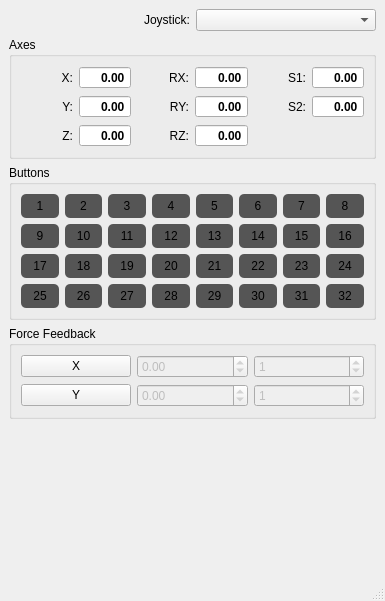
Qt form cpp_libs/SDL2/09_haptic/src/MainWindow.ui (marek-cel/marek-cel) before a commit.
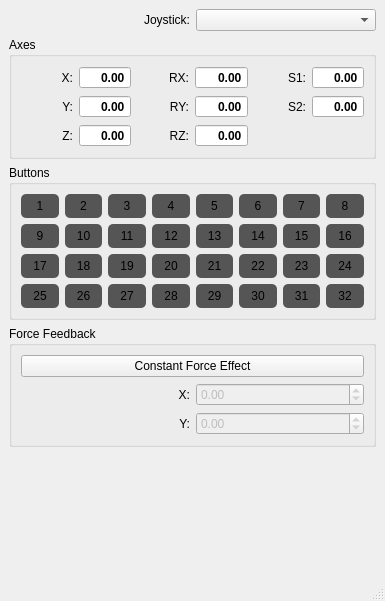
The same form after that commit.

The edit to the form file:
```diff
--- a/cpp_libs/SDL2/09_haptic/src/MainWindow.ui
+++ b/cpp_libs/SDL2/09_haptic/src/MainWindow.ui
@@ -888,62 +888,23 @@
        <string>Force Feedback</string>
       </property>
       <layout class="QGridLayout" name="gridLayout_4">
-       <item row="0" column="0">
-        <widget class="QPushButton" name="pushButtonForceX">
-         <property name="text">
-          <string>X</string>
-         </property>
-         <property name="checkable">
-          <bool>true</bool>
-         </property>
-        </widget>
-       </item>
-       <item row="0" column="1">
-        <widget class="QDoubleSpinBox" name="doubleSpinBoxForceX">
-         <property name="enabled">
-          <bool>false</bool>
-         </property>
-         <property name="minimum">
-          <double>-1.000000000000000</double>
-         </property>
-         <property name="maximum">
-          <double>1.000000000000000</double>
-         </property>
-         <property name="singleStep">
-          <double>0.010000000000000</double>
-         </property>
-        </widget>
-       </item>
-       <item row="0" column="2">
-        <widget class="QDoubleSpinBox" name="doubleSpinBoxForceCoefX">
-         <property name="enabled">
-          <bool>false</bool>
-         </property>
-         <property name="decimals">
-          <number>0</number>
-         </property>
-         <property name="minimum">
-          <double>0.000000000000000</double>
-         </property>
-         <property name="maximum">
-          <double>10000.000000000000000</double>
-         </property>
-         <property name="value">
-          <double>1.000000000000000</double>
-         </property>
-        </widget>
-       </item>
-       <item row="1" column="0">
-        <widget class="QPushButton" name="pushButtonForceY">
-         <property name="text">
-          <string>Y</string>
-         </property>
-         <property name="checkable">
-          <bool>true</bool>
-         </property>
-        </widget>
-       </item>
        <item row="1" column="1">
+        <widget class="QDoubleSpinBox" name="doubleSpinBoxForceX">
+         <property name="enabled">
+          <bool>false</bool>
+         </property>
+         <property name="minimum">
+          <double>-1.000000000000000</double>
+         </property>
+         <property name="maximum">
+          <double>1.000000000000000</double>
+         </property>
+         <property name="singleStep">
+          <double>0.010000000000000</double>
+         </property>
+        </widget>
+       </item>
+       <item row="2" column="1">
         <widget class="QDoubleSpinBox" name="doubleSpinBoxForceY">
          <property name="enabled">
           <bool>false</bool>
@@ -959,22 +920,36 @@
          </property>
         </widget>
        </item>
-       <item row="1" column="2">
-        <widget class="QDoubleSpinBox" name="doubleSpinBoxForceCoefY">
+       <item row="1" column="0">
+        <widget class="QLabel" name="label_10">
+         <property name="text">
+          <string>X:</string>
+         </property>
+         <property name="alignment">
+          <set>Qt::AlignRight|Qt::AlignTrailing|Qt::AlignVCenter</set>
+         </property>
+        </widget>
+       </item>
+       <item row="2" column="0">
+        <widget class="QLabel" name="label_11">
+         <property name="text">
+          <string>Y:</string>
+         </property>
+         <property name="alignment">
+          <set>Qt::AlignRight|Qt::AlignTrailing|Qt::AlignVCenter</set>
+         </property>
+        </widget>
+       </item>
+       <item row="0" column="0" colspan="2">
+        <widget class="QPushButton" name="pushButtonStartConstForce">
          <property name="enabled">
-          <bool>false</bool>
+          <bool>true</bool>
          </property>
-         <property name="decimals">
-          <number>0</number>
+         <property name="text">
+          <string>Constant Force Effect</string>
          </property>
-         <property name="minimum">
-          <double>0.000000000000000</double>
-         </property>
-         <property name="maximum">
-          <double>10000.000000000000000</double>
-         </property>
-         <property name="value">
-          <double>1.000000000000000</double>
+         <property name="checkable">
+          <bool>true</bool>
          </property>
         </widget>
        </item>
```
